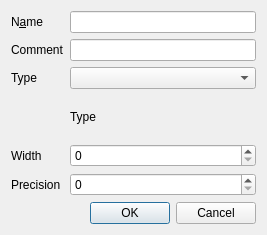
YuriyRusinov/reper, file ddocclient/kksqgis/layerprops/qgsaddattrdialogbase.ui: the form before one commit.
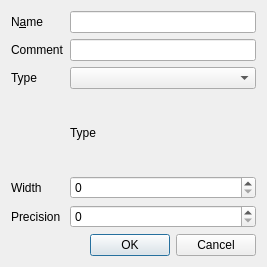
The form after the commit.

What changed in the file:
```diff
--- a/ddocclient/kksqgis/layerprops/qgsaddattrdialogbase.ui
+++ b/ddocclient/kksqgis/layerprops/qgsaddattrdialogbase.ui
@@ -7,7 +7,7 @@
     <x>0</x>
     <y>0</y>
     <width>267</width>
-    <height>235</height>
+    <height>267</height>
    </rect>
   </property>
   <property name="windowTitle">
```
Left out of the diff: 4 changed lines with no effect on the pictures.
